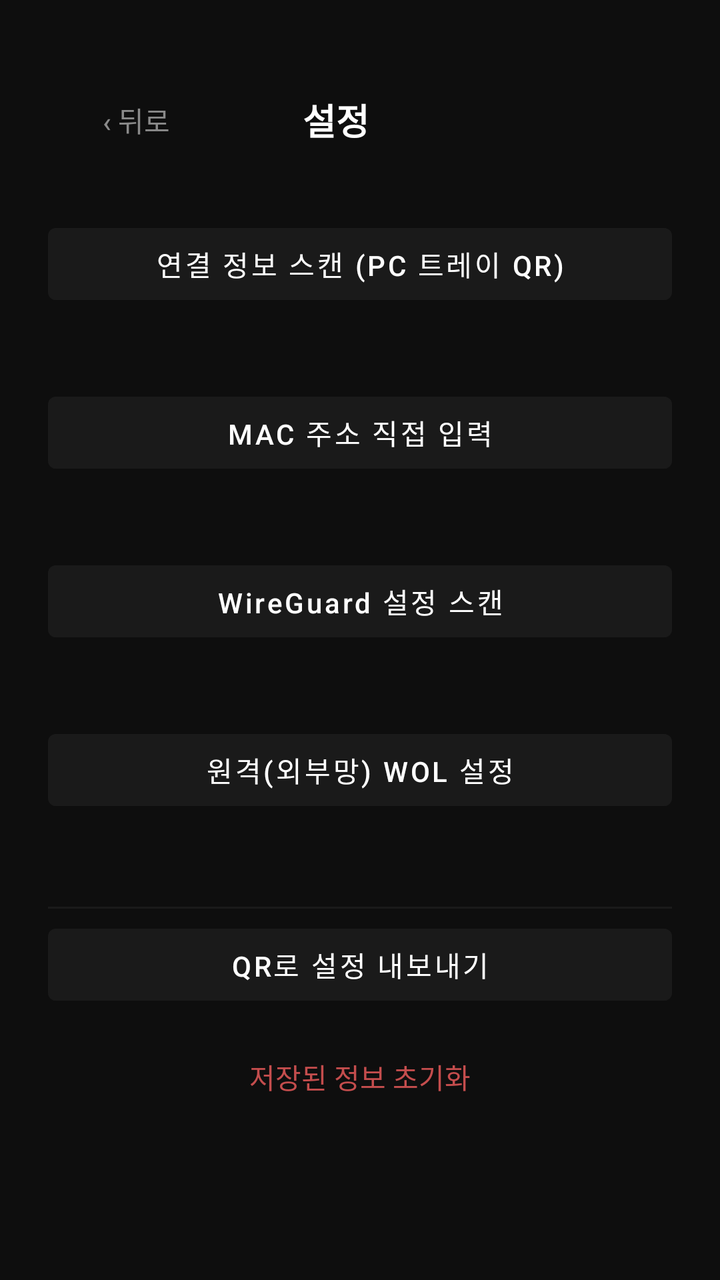
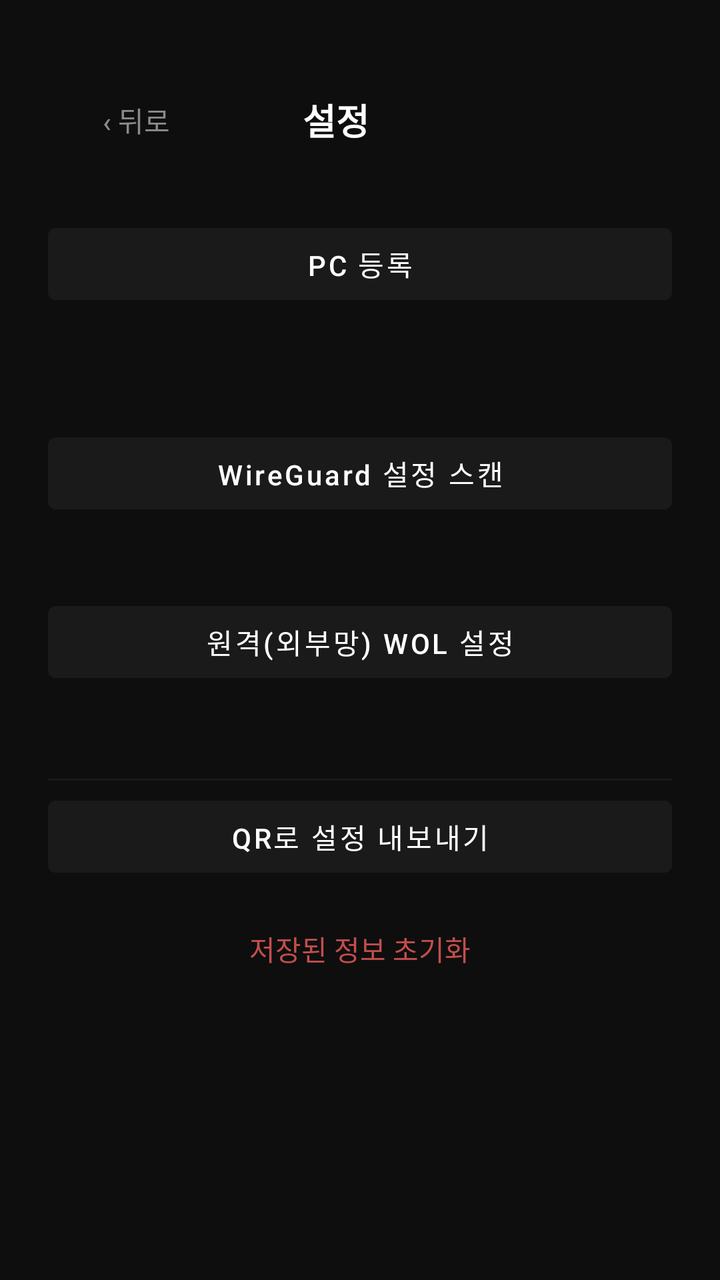

Screens rendered from an Android XML layout before and after an edit, with the pre-edit source and the edit as a unified diff.
<!-- AndroidManifest.xml: application theme Theme.WireWOL -->
<!-- res/layout/activity_settings.xml -->
<?xml version="1.0" encoding="utf-8"?>
<ScrollView xmlns:android="http://schemas.android.com/apk/res/android"
    android:layout_width="match_parent"
    android:layout_height="match_parent"
    android:background="@color/ww_background"
    android:fillViewport="true">

    <LinearLayout
        android:layout_width="match_parent"
        android:layout_height="wrap_content"
        android:orientation="vertical"
        android:padding="24dp">

        <LinearLayout
            android:layout_width="match_parent"
            android:layout_height="wrap_content"
            android:layout_marginTop="12dp"
            android:gravity="center_vertical"
            android:orientation="horizontal">

            <Button
                android:id="@+id/backButton"
                style="?android:attr/borderlessButtonStyle"
                android:layout_width="wrap_content"
                android:layout_height="wrap_content"
                android:text="@string/back"
                android:textAllCaps="false"
                android:textColor="@color/ww_hint" />

            <TextView
                android:layout_width="0dp"
                android:layout_height="wrap_content"
                android:layout_weight="1"
                android:gravity="center"
                android:text="@string/settings_title"
                android:textColor="@color/ww_text"
                android:textSize="18sp"
                android:textStyle="bold" />

            
            <View
                android:layout_width="0dp"
                android:layout_height="1dp"
                android:layout_weight="1" />
        </LinearLayout>

        <Button
            android:id="@+id/scanPairingButton"
            android:layout_width="match_parent"
            android:layout_height="wrap_content"
            android:layout_marginTop="24dp"
            android:backgroundTint="@color/ww_surface"
            android:text="@string/scan_pairing"
            android:textAllCaps="false"
            android:textColor="@color/ww_text" />

        <TextView
            android:id="@+id/scanPairingStatus"
            android:layout_width="match_parent"
            android:layout_height="wrap_content"
            android:layout_marginTop="4dp"
            android:layout_marginStart="4dp"
            android:textColor="@color/ww_hint"
            android:textSize="12sp" />

        <Button
            android:id="@+id/editMacButton"
            android:layout_width="match_parent"
            android:layout_height="wrap_content"
            android:layout_marginTop="16dp"
            android:backgroundTint="@color/ww_surface"
            android:text="@string/edit_mac"
            android:textAllCaps="false"
            android:textColor="@color/ww_text" />

        <TextView
            android:id="@+id/editMacStatus"
            android:layout_width="match_parent"
            android:layout_height="wrap_content"
            android:layout_marginTop="4dp"
            android:layout_marginStart="4dp"
            android:textColor="@color/ww_hint"
            android:textSize="12sp" />

        <Button
            android:id="@+id/scanWireGuardButton"
            android:layout_width="match_parent"
            android:layout_height="wrap_content"
            android:layout_marginTop="16dp"
            android:backgroundTint="@color/ww_surface"
            android:text="@string/wireguard_scan_button"
            android:textAllCaps="false"
            android:textColor="@color/ww_text" />

        <TextView
            android:id="@+id/scanWireGuardStatus"
            android:layout_width="match_parent"
            android:layout_height="wrap_content"
            android:layout_marginTop="4dp"
            android:layout_marginStart="4dp"
            android:textColor="@color/ww_hint"
            android:textSize="12sp" />

        <Button
            android:id="@+id/routerWolSettingsButton"
            android:layout_width="match_parent"
            android:layout_height="wrap_content"
            android:layout_marginTop="16dp"
            android:backgroundTint="@color/ww_surface"
            android:text="@string/router_wol_open_settings"
            android:textAllCaps="false"
            android:textColor="@color/ww_text" />

        <TextView
            android:id="@+id/routerWolStatus"
            android:layout_width="match_parent"
            android:layout_height="wrap_content"
            android:layout_marginTop="4dp"
            android:layout_marginStart="4dp"
            android:textColor="@color/ww_hint"
            android:textSize="12sp" />

        <View
            android:layout_width="match_parent"
            android:layout_height="1dp"
            android:layout_marginTop="24dp"
            android:layout_marginBottom="4dp"
            android:background="@color/ww_surface" />

        <Button
            android:id="@+id/showPairingQrButton"
            android:layout_width="match_parent"
            android:layout_height="wrap_content"
            android:backgroundTint="@color/ww_surface"
            android:text="@string/show_pairing_qr"
            android:textAllCaps="false"
            android:textColor="@color/ww_text" />

        <Button
            android:id="@+id/clearAllButton"
            style="?android:attr/borderlessButtonStyle"
            android:layout_width="match_parent"
            android:layout_height="wrap_content"
            android:layout_marginTop="8dp"
            android:text="@string/clear_all"
            android:textAllCaps="false"
            android:textColor="@color/ww_accent_red" />

    </LinearLayout>
</ScrollView>
<!-- resources referenced by this layout -->
<resources>
  <color name="ww_accent_red">#c44d4d</color>
  <color name="ww_background">#0e0e0e</color>
  <color name="ww_hint">#8a8a8a</color>
  <color name="ww_surface">#1a1a1a</color>
  <color name="ww_text">#ffffff</color>
  <string name="back">‹ 뒤로</string>
  <string name="clear_all">저장된 정보 초기화</string>
  <string name="edit_mac">MAC 주소 직접 입력</string>
  <string name="router_wol_open_settings">원격(외부망) WOL 설정</string>
  <string name="scan_pairing">연결 정보 스캔 (PC 트레이 QR)</string>
  <string name="settings_title">설정</string>
  <string name="show_pairing_qr">QR로 설정 내보내기</string>
  <string name="wireguard_scan_button">WireGuard 설정 스캔</string>
  <style name="Theme.WireWOL" parent="Theme.MaterialComponents.NoActionBar">
          <item name="android:windowBackground">@color/ww_background</item>
          <item name="colorPrimary">@color/ww_accent</item>
          <item name="colorPrimaryDark">@color/ww_background</item>
          <item name="colorAccent">@color/ww_accent</item>
          <item name="android:statusBarColor">@color/ww_background</item>
          <item name="android:navigationBarColor">@color/ww_background</item>
          <item name="android:windowLightStatusBar">false</item>
      </style>
  <color name="ww_accent">#4d7fd6</color>
</resources>

<!-- the commit's change to res/layout/activity_settings.xml (unified diff, before → after) -->
@@ -62,16 +62,6 @@
             android:layout_marginStart="4dp"
             android:textColor="@color/ww_hint"
             android:textSize="12sp" />
-
-        <Button
-            android:id="@+id/editMacButton"
-            android:layout_width="match_parent"
-            android:layout_height="wrap_content"
-            android:layout_marginTop="16dp"
-            android:backgroundTint="@color/ww_surface"
-            android:text="@string/edit_mac"
-            android:textAllCaps="false"
-            android:textColor="@color/ww_text" />
 
         <TextView
             android:id="@+id/editMacStatus"
<!-- resource entries referenced after the edit -->
@@ -7,9 +7,8 @@
   <color name="ww_text">#ffffff</color>
   <string name="back">‹ 뒤로</string>
   <string name="clear_all">저장된 정보 초기화</string>
-  <string name="edit_mac">MAC 주소 직접 입력</string>
   <string name="router_wol_open_settings">원격(외부망) WOL 설정</string>
-  <string name="scan_pairing">연결 정보 스캔 (PC 트레이 QR)</string>
+  <string name="scan_pairing">PC 등록</string>
   <string name="settings_title">설정</string>
   <string name="show_pairing_qr">QR로 설정 내보내기</string>
   <string name="wireguard_scan_button">WireGuard 설정 스캔</string>
